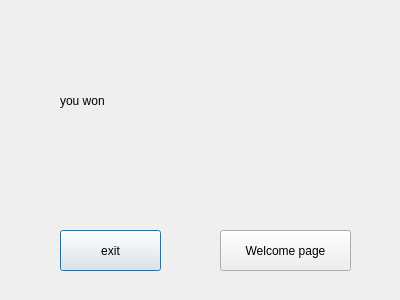
First picture: the form in TicTocToeQuiz_clinet/winnerpage.ui, repository alireza1384848/AP-project, before the edit.
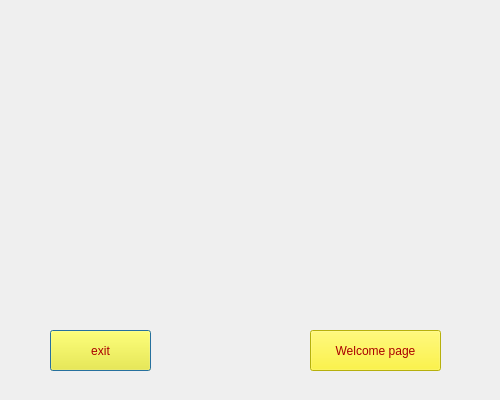
Second picture: the form after the edit.

Patch:
```diff
--- a/TicTocToeQuiz_clinet/winnerpage.ui
+++ b/TicTocToeQuiz_clinet/winnerpage.ui
@@ -6,39 +6,32 @@
    <rect>
     <x>0</x>
     <y>0</y>
-    <width>400</width>
-    <height>300</height>
+    <width>500</width>
+    <height>400</height>
    </rect>
   </property>
+  <property name="minimumSize">
+   <size>
+    <width>5</width>
+    <height>0</height>
+   </size>
+  </property>
   <property name="windowTitle">
    <string>Dialog</string>
   </property>
-  <widget class="QLabel" name="label">
-   <property name="geometry">
-    <rect>
-     <x>60</x>
-     <y>10</y>
-     <width>281</width>
-     <height>181</height>
-    </rect>
-   </property>
-   <property name="styleSheet">
-    <string notr="true">font: 40pt &quot;Segoe UI&quot;;
-color: rgb(0, 0, 0);</string>
-   </property>
-   <property name="text">
-    <string>you won</string>
-   </property>
-  </widget>
   <widget class="QPushButton" name="pushButton">
    <property name="geometry">
     <rect>
-     <x>60</x>
-     <y>230</y>
+     <x>50</x>
+     <y>330</y>
      <width>101</width>
      <height>41</height>
     </rect>
    </property>
+   <property name="styleSheet">
+    <string notr="true">color: rgb(170, 0, 0);
+background-color: rgb(255, 247, 17);</string>
+   </property>
    <property name="text">
     <string>exit</string>
    </property>
@@ -46,12 +39,16 @@
   <widget class="QPushButton" name="Welbut">
    <property name="geometry">
     <rect>
-     <x>220</x>
-     <y>230</y>
+     <x>310</x>
+     <y>330</y>
      <width>131</width>
      <height>41</height>
     </rect>
    </property>
+   <property name="styleSheet">
+    <string notr="true">color: rgb(170, 0, 0);
+background-color: rgb(255, 247, 17);</string>
+   </property>
    <property name="text">
     <string>Welcome page</string>
    </property>
```
